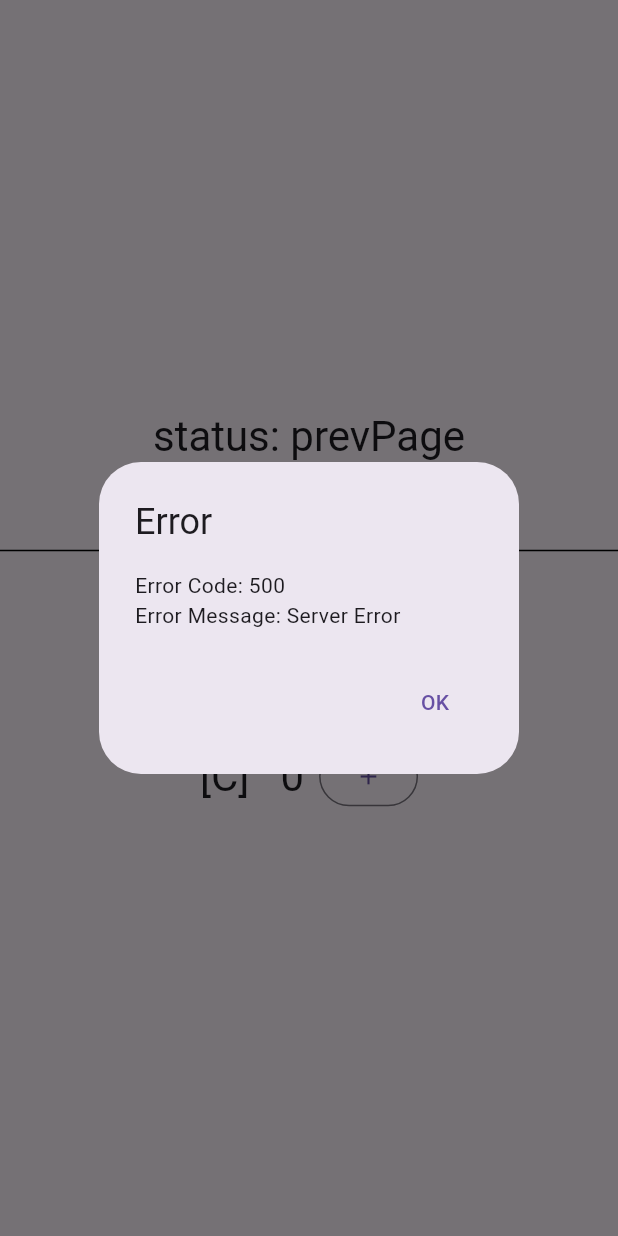
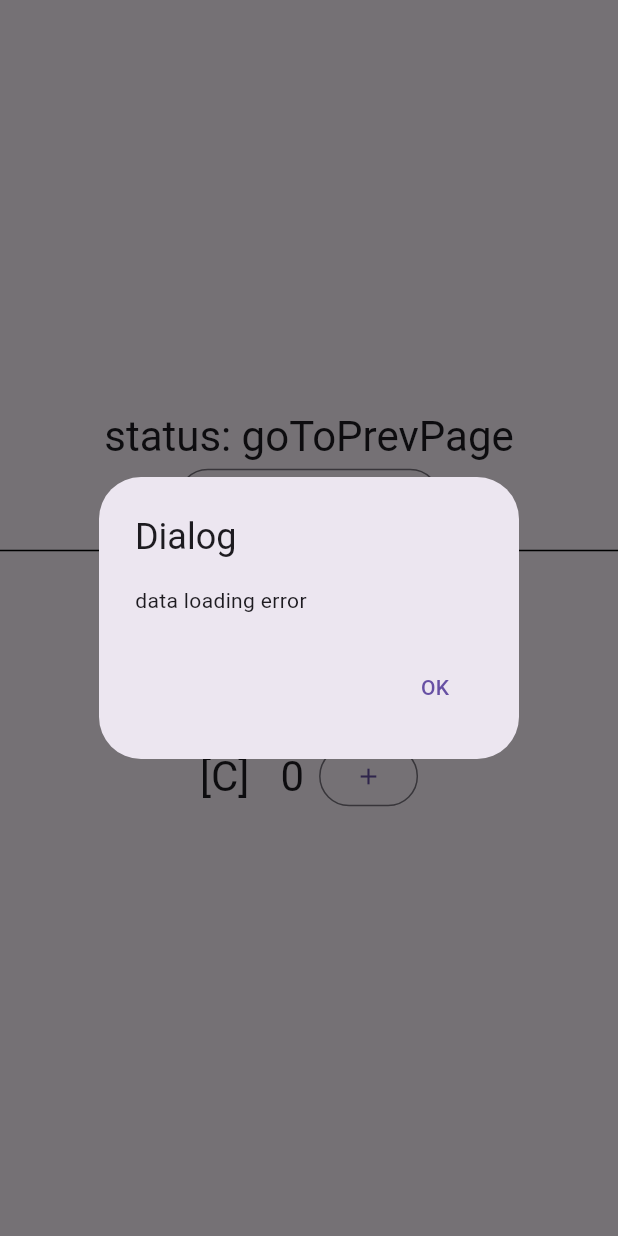
Before and after one commit to hohoins/flutter_bloc_abc_studio, a Flutter app: the OneTimeNg2View screen opened directly, after a tap on "Load Data", after a tap on the "add" icon, on a phone screen of 412 x 824 dp. Run offline on Flutter 3.47's test engine with Material 3 defaults, Android fonts, the phone set to English and light mode, and no system bars; our stand-ins replace flutter_bloc, freezed_annotation.

Commit message:
one time

```diff
--- a/lib/feature/one_time/one_time.dart
+++ b/lib/feature/one_time/one_time.dart
@@ -8,57 +8,40 @@ class OneTimeCubit extends Cubit<OneTimeState> {
   OneTimeCubit() : super(const OneTimeState.empty(OneTimeData()));
 
   void onTapIncrementA() {
-    // emit(state.copyWith(counterA: state.counterA + 1));
     emit(OneTimeState.empty(state.data.copyWith(counterA: state.data.counterA + 1)));
-    _goToPrevPage();
   }
 
   void onTapIncrementB() {
-    // emit(state.copyWith(counterB: state.counterB + 1));
     emit(OneTimeState.empty(state.data.copyWith(counterB: state.data.counterB + 1)));
-    _goToNextPage();
   }
 
   void onTapIncrementC() {
-    // emit(state.copyWith(counterC: state.counterC + 1));
     emit(OneTimeState.empty(state.data.copyWith(counterC: state.data.counterC + 1)));
-    _showDialog();
   }
 
   void onTapLoadData() async {
-    // emit(state.copyWith(status: OneTimeStatus.loading));
     emit(OneTimeState.empty(state.data.copyWith(status: OneTimeStatus.loading)));
-    await Future.delayed(const Duration(seconds: 1));
+    await Future.delayed(const Duration(milliseconds: 500));
     final isError = Random().nextBool();
     if (isError) {
-      // emit(
-      //   state.copyWith(status: OneTimeStatus.failure, errorCode: 500, errorMessage: 'Server Error'),
-      // );
-      emit(OneTimeState.showErrorDialog(state.data, 500, 'Server Error'));
+      _showDialog('data loading error');
       emit(OneTimeState.empty(state.data.copyWith(status: OneTimeStatus.initial)));
     } else {
-      // emit(state.copyWith(status: OneTimeStatus.success));
       emit(OneTimeState.empty(state.data.copyWith(status: OneTimeStatus.success)));
       emit(OneTimeState.showSnackBar(state.data));
     }
   }
 
   void _goToNextPage() {
-    // emit(
-    //   state.copyWith(status: OneTimeNg2Status.nextPage, nextPageData: state.counterA + state.counterB + state.counterC),
-    // );
-    final sum = state.data.counterA + state.data.counterB + state.data.counterC;
-    emit(OneTimeState.goToNextPage(state.data, sum));
+    emit(OneTimeState.goToNextPage(state.data, 200));
   }
 
   void _goToPrevPage() {
-    // emit(state.copyWith(status: OneTimeNg2Status.prevPage));
-    emit(OneTimeState.goToPrevPage(state.data));
+    emit(OneTimeState.goToPrevPage(state.data, 404));
   }
 
-  void _showDialog() {
-    // emit(state.copyWith(status: OneTimeNg2Status.dialog, dialogMessage: 'Dialog Message: ${state.counterA}'));
-    emit(OneTimeState.showDialog(state.data, 'Dialog Message: ${state.data.counterA}'));
+  void _showDialog(String message) {
+    emit(OneTimeState.showDialog(state.data, message));
   }
 }
 
@@ -77,14 +60,12 @@ class OneTimeView extends StatelessWidget {
                 switch (state) {
                   case ShowSnackBar():
                     _showSnackBar(context);
-                  case ShowErrorDialog(:final errorCode, :final errorMessage):
-                    _showErrorDialog(context, errorCode, errorMessage);
                   case ShowDialog(:final dialogMessage):
                     _showDialog(context, dialogMessage);
-                  case GoToPrevPage():
-                    _prevPage(context);
+                  case GoToPrevPage(:final prevPageData):
+                    _goToPrevPage(context, prevPageData);
                   case GoToNextPage(:final nextPageData):
-                    _nextPage(context, nextPageData);
+                    _goToNextPage(context, nextPageData);
                   case Empty():
                     break;
                 }
@@ -106,13 +87,13 @@ class OneTimeView extends StatelessWidget {
     );
   }
 
-  void _showErrorDialog(BuildContext context, int errorCode, String errorMessage) {
+  void _showDialog(BuildContext context, String message) {
     showDialog(
       context: context,
       builder: (context) {
         return AlertDialog(
-          title: const Text('Error'),
-          content: Text('Error Code: $errorCode\nError Message: $errorMessage'),
+          title: const Text('Dialog'),
+          content: Text(message),
           actions: [
             TextButton(
               onPressed: () => Navigator.of(context).pop(),
@@ -124,27 +105,13 @@ class OneTimeView extends StatelessWidget {
     );
   }
 
-  void _showDialog(BuildContext context, String dialogMessage) {
-    showDialog(
-      context: context,
-      builder: (context) {
-        return AlertDialog(
-          title: const Text('Dialog'),
-          content: Text(dialogMessage),
-          actions: [
-            TextButton(
-              onPressed: () => Navigator.of(context).pop(),
-              child: const Text('OK'),
-            ),
-          ],
-        );
-      },
-    );
+  void _goToPrevPage(BuildContext context, int prevPageData) {
+    debugPrint('pop, goToPrevPage: $prevPageData');
   }
 
-  void _prevPage(BuildContext context) {}
-
-  void _nextPage(BuildContext context, int nextPageData) {}
+  void _goToNextPage(BuildContext context, int nextPageData) {
+    debugPrint('pop, goToNextPage: $nextPageData');
+  }
 }
 
 class _Contents extends StatelessWidget {
@@ -153,25 +120,25 @@ class _Contents extends StatelessWidget {
   @override
   Widget build(BuildContext context) {
     return BlocBuilder<OneTimeCubit, OneTimeState>(builder: (context, state) {
-      Widget dataLoadWidget;
+      Widget loadButton;
       if (state.data.status == OneTimeStatus.loading) {
-        dataLoadWidget = const CircularProgressIndicator();
+        loadButton = const CircularProgressIndicator();
       } else {
-        dataLoadWidget = Column(
-          children: [
-            Text('status: ${state.data.status.name}', style: Theme.of(context).textTheme.headlineMedium),
-            OutlinedButton(
-              onPressed: context.read<OneTimeCubit>().onTapLoadData,
-              child: Text('Load Data', style: Theme.of(context).textTheme.headlineMedium),
-            )
-          ],
+        loadButton = OutlinedButton(
+          onPressed: context.read<OneTimeCubit>().onTapLoadData,
+          child: Text('Load Data', style: Theme.of(context).textTheme.headlineMedium),
         );
       }
 
       return Column(
         mainAxisAlignment: MainAxisAlignment.center,
         children: [
-          dataLoadWidget,
+          Column(
+            children: [
+              Text('status: ${state.data.status.name}', style: Theme.of(context).textTheme.headlineMedium),
+              loadButton,
+            ],
+          ),
           const SizedBox(height: 10),
           Container(height: 1, color: Colors.black),
           const SizedBox(height: 10),
--- a/lib/feature/one_time/one_time_ng2.dart
+++ b/lib/feature/one_time/one_time_ng2.dart
@@ -4,7 +4,7 @@ import 'package:flutter/material.dart';
 import 'package:flutter_bloc/flutter_bloc.dart';
 
 class OneTimeNg2Cubit extends Cubit<OneTimeNg2State> {
-  OneTimeNg2Cubit() : super(const OneTimeNg2State(OneTimeNg2Status.initial, 0, 0, 0, 0, '', 0, ''));
+  OneTimeNg2Cubit() : super(const OneTimeNg2State(OneTimeNg2Status.initial, 0, 0, 0, '', 0, 0));
 
   void onTapIncrementA() {
     final newState = state.copyWith(counterA: state.counterA + 1);
@@ -21,21 +21,14 @@ class OneTimeNg2Cubit extends Cubit<OneTimeNg2State> {
   void onTapIncrementC() {
     final newState = state.copyWith(counterC: state.counterC + 1);
     emit(newState);
-    _showDialog();
   }
 
   void onTapLoadData() async {
     emit(state.copyWith(status: OneTimeNg2Status.loading));
-    await Future.delayed(const Duration(seconds: 1));
+    await Future.delayed(const Duration(milliseconds: 500));
     final isError = Random().nextBool();
     if (isError) {
-      emit(
-        state.copyWith(
-          status: OneTimeNg2Status.failure,
-          errorCode: 500,
-          errorMessage: 'Server Error',
-        ),
-      );
+      _showDialog('data loading error');
     } else {
       emit(state.copyWith(status: OneTimeNg2Status.success));
     }
@@ -44,21 +37,24 @@ class OneTimeNg2Cubit extends Cubit<OneTimeNg2State> {
   void _goToNextPage() {
     emit(
       state.copyWith(
-        status: OneTimeNg2Status.nextPage,
-        nextPageData: state.counterA + state.counterB + state.counterC,
+        status: OneTimeNg2Status.goToNextPage,
+        nextPageData: 200,
       ),
     );
   }
 
   void _goToPrevPage() {
-    emit(state.copyWith(status: OneTimeNg2Status.prevPage));
+    emit(state.copyWith(
+      status: OneTimeNg2Status.goToPrevPage,
+      prevPageData: 404,
+    ));
   }
 
-  void _showDialog() {
+  void _showDialog(String message) {
     emit(
       state.copyWith(
-        status: OneTimeNg2Status.dialog,
-        dialogMessage: 'Dialog Message: ${state.counterA}',
+        status: OneTimeNg2Status.showDialog,
+        dialogMessage: message,
       ),
     );
   }
@@ -68,10 +64,9 @@ enum OneTimeNg2Status {
   initial,
   loading,
   success,
-  failure,
-  prevPage,
-  nextPage,
-  dialog,
+  showDialog,
+  goToPrevPage,
+  goToNextPage,
 }
 
 class OneTimeNg2State {
@@ -80,39 +75,35 @@ class OneTimeNg2State {
     this.counterA,
     this.counterB,
     this.counterC,
-    this.errorCode,
-    this.errorMessage,
+    this.dialogMessage,
+    this.prevPageData,
     this.nextPageData,
-    this.dialogMessage,
   );
   final OneTimeNg2Status status;
   final int counterA;
   final int counterB;
   final int counterC;
-  final int errorCode;
-  final String errorMessage;
+  final String dialogMessage;
+  final int prevPageData;
   final int nextPageData;
-  final String dialogMessage;
 
   OneTimeNg2State copyWith({
     OneTimeNg2Status? status,
-    int? errorCode,
-    String? errorMessage,
     int? counterA,
     int? counterB,
     int? counterC,
+    String? dialogMessage,
+    int? prevPageData,
     int? nextPageData,
-    String? dialogMessage,
   }) {
     return OneTimeNg2State(
       status ?? this.status,
       counterA ?? this.counterA,
       counterB ?? this.counterB,
       counterC ?? this.counterC,
-      errorCode ?? this.errorCode,
-      errorMessage ?? this.errorMessage,
+      dialogMessage ?? this.dialogMessage,
+      prevPageData ?? this.prevPageData,
       nextPageData ?? this.nextPageData,
-      dialogMessage ?? this.dialogMessage,
     );
   }
 }
@@ -130,19 +121,39 @@ class OneTimeNg2View extends StatelessWidget {
             body: BlocListener<OneTimeNg2Cubit, OneTimeNg2State>(
               listener: (context, state) {
                 if (state.status == OneTimeNg2Status.success) {
+                  _showSnackBar(context);
+                } else if (state.status == OneTimeNg2Status.showDialog) {
+                  _showDialog(context, state.dialogMessage);
+                } else if (state.status == OneTimeNg2Status.goToPrevPage) {
+                  debugPrint('pop, goToPrevPage: ${state.prevPageData}');
+                } else if (state.status == OneTimeNg2Status.goToNextPage) {
+                  debugPrint('push, goToNextPage: ${state.nextPageData}');
+                }
+              },
+              child: const _Contents(),
+            ),
+          );
+        },
+      ),
+    );
+  }
+
+  void _showSnackBar(BuildContext context) {
     ScaffoldMessenger.of(context).showSnackBar(
       const SnackBar(
         content: Text('성공\n데이터 업데이트\nFuture<Flutter> 2024'),
         duration: Duration(milliseconds: 500),
       ),
     );
-                } else if (state.status == OneTimeNg2Status.failure) {
+  }
+
+  void _showDialog(BuildContext context, String message) {
     showDialog(
       context: context,
       builder: (context) {
         return AlertDialog(
-                        title: const Text('Error'),
-                        content: Text('Error Code: ${state.errorCode}\nError Message: ${state.errorMessage}'),
+          title: const Text('Dialog'),
+          content: Text(message),
           actions: [
             TextButton(
               onPressed: () => Navigator.of(context).pop(),
@@ -151,34 +162,6 @@ class OneTimeNg2View extends StatelessWidget {
           ],
         );
       },
-                  );
-                } else if (state.status == OneTimeNg2Status.dialog) {
-                  showDialog(
-                    context: context,
-                    builder: (context) {
-                      return AlertDialog(
-                        title: const Text('Dialog'),
-                        content: Text(state.dialogMessage),
-                        actions: [
-                          TextButton(
-                            onPressed: () => Navigator.of(context).pop(),
-                            child: const Text('OK'),
-                          ),
-                        ],
-                      );
-                    },
-                  );
-                } else if (state.status == OneTimeNg2Status.prevPage) {
-                  // todo
-                } else if (state.status == OneTimeNg2Status.nextPage) {
-                  // todo
-                }
-              },
-              child: const _Contents(),
-            ),
-          );
-        },
-      ),
     );
   }
 }
@@ -189,25 +172,25 @@ class _Contents extends StatelessWidget {
   @override
   Widget build(BuildContext context) {
     return BlocBuilder<OneTimeNg2Cubit, OneTimeNg2State>(builder: (context, state) {
-      Widget dataLoadWidget;
+      Widget loadButton;
       if (state.status == OneTimeNg2Status.loading) {
-        dataLoadWidget = const CircularProgressIndicator();
+        loadButton = const CircularProgressIndicator();
       } else {
-        dataLoadWidget = Column(
-          children: [
-            Text('status: ${state.status.name}', style: Theme.of(context).textTheme.headlineMedium),
-            OutlinedButton(
+        loadButton = OutlinedButton(
           onPressed: context.read<OneTimeNg2Cubit>().onTapLoadData,
           child: Text('Load Data', style: Theme.of(context).textTheme.headlineMedium),
-            )
-          ],
         );
       }
 
       return Column(
         mainAxisAlignment: MainAxisAlignment.center,
         children: [
-          dataLoadWidget,
+          Column(
+            children: [
+              Text('status: ${state.status.name}', style: Theme.of(context).textTheme.headlineMedium),
+              loadButton,
+            ],
+          ),
           const SizedBox(height: 10),
           Container(height: 1, color: Colors.black),
           const SizedBox(height: 10),
--- a/lib/feature/one_time/one_time_state.dart
+++ b/lib/feature/one_time/one_time_state.dart
@@ -8,8 +8,7 @@ sealed class OneTimeState with _$OneTimeState {
   const factory OneTimeState.empty(OneTimeData data) = Empty;
   const factory OneTimeState.showSnackBar(OneTimeData data) = ShowSnackBar;
   const factory OneTimeState.showDialog(OneTimeData data, String dialogMessage) = ShowDialog;
-  const factory OneTimeState.showErrorDialog(OneTimeData data, int errorCode, String errorMessage) = ShowErrorDialog;
-  const factory OneTimeState.goToPrevPage(OneTimeData data) = GoToPrevPage;
+  const factory OneTimeState.goToPrevPage(OneTimeData data, int prevPageData) = GoToPrevPage;
   const factory OneTimeState.goToNextPage(OneTimeData data, int nextPageData) = GoToNextPage;
 }
 
--- a/lib/main.dart
+++ b/lib/main.dart
@@ -22,8 +22,8 @@
 }
 
 List<TitleAndWidget> get _screens => [
-      const TitleAndWidget('카운터 bloc', CounterBlocView()),
-      const TitleAndWidget('카운터 cubit', CounterCubitView()),
+      const TitleAndWidget('Cubit vs Bloc, Bloc', CounterBlocView()),
+      const TitleAndWidget('Cubit vs Bloc, Cubit', CounterCubitView()),
       const TitleAndWidget('#1 emit() 동작 안 함', EmitErrorView()),
       const TitleAndWidget('#2 emit() 수동 복사', EmitCopyView()),
       const TitleAndWidget('#3 emit() copyWith', EmitCopyWithView()),
```
Also changed, not shown: lib/feature/one_time/one_time_ng.dart (+15 -13 lines), lib/feature/one_time/one_time_state.freezed.dart. Lines whose indentation alone changed are shown as unchanged.
